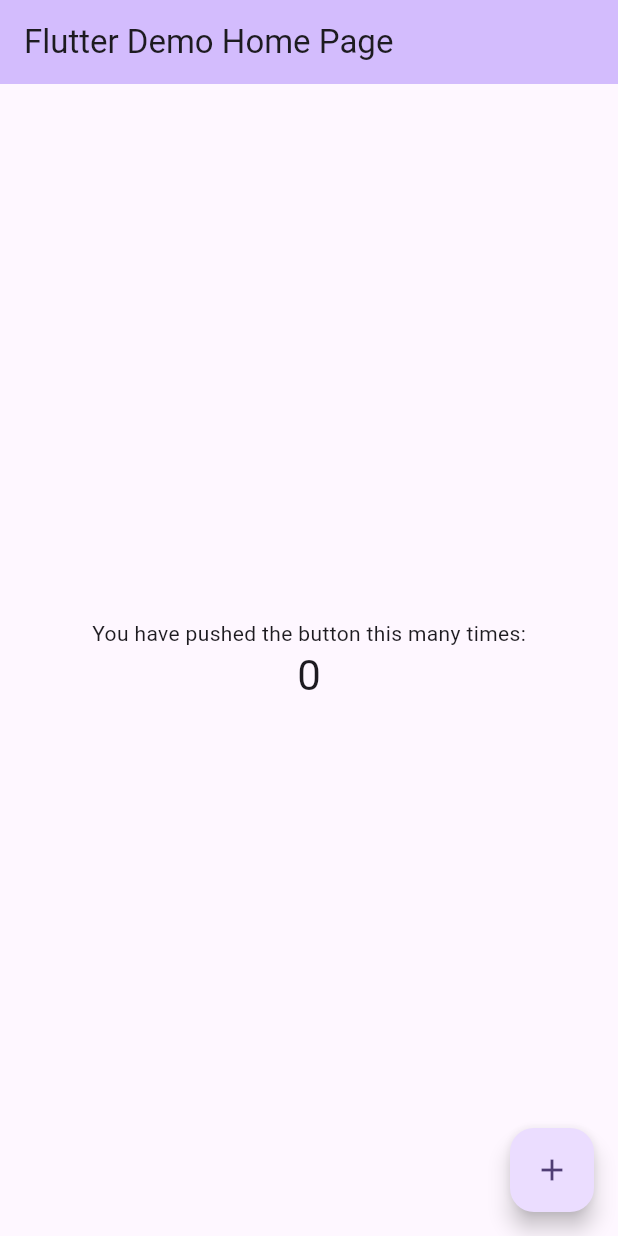
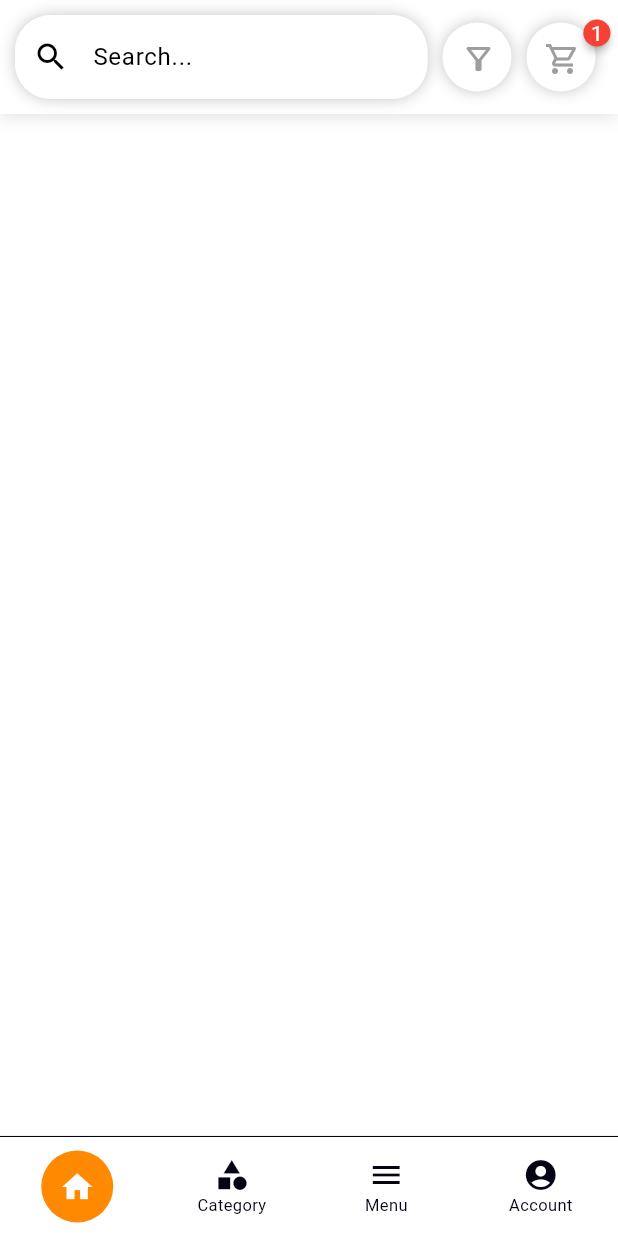
Before and after one commit to DucAnhSad/bookselling_quadat, a Flutter app: the screen it shows after launch, on a phone screen of 412 x 824 dp. Run offline on Flutter 3.47's test engine with Material 3 defaults, Android fonts, the phone set to English and light mode, and no system bars; drawn by our look-alikes of badges, flutter_snake_navigationbar; our stand-ins replace get.

Commit message:
add pages and footer + nav

```diff
--- /dev/null
+++ b/lib/component/main_header.dart
@@ -0,0 +1,105 @@
+import 'package:badges/badges.dart' as badges;
+import 'package:flutter/cupertino.dart';
+import 'package:flutter/material.dart';
+
+class MainHeader extends StatelessWidget {
+  const MainHeader({Key? key}) : super(key: key);
+
+  @override
+  Widget build(BuildContext context) {
+    return Container(
+      decoration: BoxDecoration(
+          color: Colors.white,
+          boxShadow: <BoxShadow>[
+            BoxShadow(
+                color: Colors.grey.withOpacity(0.4),
+                blurRadius: 10
+            )
+          ]
+      ),
+      padding: const EdgeInsets.all(10),
+      child: Row(
+        children: [
+          Expanded(child: Container(
+            decoration: BoxDecoration(
+                color: Colors.white,
+                borderRadius: const BorderRadius.all(
+                    Radius.circular(24)
+                ),
+                boxShadow: <BoxShadow>[
+                  BoxShadow(
+                      color: Colors.grey.withOpacity(0.6),
+                      offset: const Offset(0,0),
+                      blurRadius: 8
+                  )
+                ]
+            ),
+            child: TextField(
+              autofocus: false,
+              onSubmitted: (val){},
+              onChanged: (val){},
+              decoration: InputDecoration(
+                  contentPadding: const EdgeInsets.symmetric(
+                      horizontal: 14,
+                      vertical: 16
+                  ),
+                  fillColor: Colors.white,
+                  filled: true,
+                  border: OutlineInputBorder(
+                      borderRadius: BorderRadius.circular(24),
+                      borderSide: BorderSide.none
+                  ),
+                  hintText: "Search...",
+                  prefixIcon: const Icon(Icons.search)
+              ),
+            ),
+          )),
+          const SizedBox(width: 10),
+          Container(
+            height: 46,
+            width: 46,
+            decoration: BoxDecoration(
+                color: Colors.white,
+                shape: BoxShape.circle,
+                boxShadow: <BoxShadow>[
+                  BoxShadow(
+                      color: Colors.grey.withOpacity(0.6),
+                      blurRadius: 8
+                  )
+                ]
+            ),
+            padding: const EdgeInsets.all(12),
+            child: const Icon(Icons.filter_alt_outlined,
+              color: Colors.grey,),
+          ),
+          const SizedBox(width: 10),
+          badges.Badge(
+            badgeContent: const Text("1",
+              style: TextStyle(
+                  color: Colors.white
+              ),),
+            //badgeColor: Theme.of(context).primaryColor,
+            child: Container(
+              height: 46,
+              width: 46,
+              decoration: BoxDecoration(
+                  color: Colors.white,
+                  shape: BoxShape.circle,
+                  boxShadow: <BoxShadow>[
+                    BoxShadow(
+                        color: Colors.grey.withOpacity(0.6),
+                        blurRadius: 8
+                    )
+                  ]
+              ),
+              padding: const EdgeInsets.all(12),
+              child: const Icon(Icons.shopping_cart_outlined,
+                color: Colors.grey,),
+            ),
+          ),
+          const SizedBox(width: 5),
+        ],
+      ),
+    );
+  }
+}
--- /dev/null
+++ b/lib/controller/dashboard_controller.dart
@@ -0,0 +1,11 @@
+import 'package:get/get.dart';
+
+class DashboardController extends GetxController {
+  static DashboardController instance = Get.find();
+  var tabIndex = 0;
+
+  void updateIndex(int index){
+    tabIndex = index;
+    update();
+  }
+}
--- a/lib/main.dart
+++ b/lib/main.dart
@@ -1,125 +1,26 @@
+import 'package:bookselling_quadat/mainPage.dart';
+import 'package:bookselling_quadat/route/app_page.dart';
+import 'package:bookselling_quadat/route/app_route.dart';
+import 'package:bookselling_quadat/theme/app_theme.dart';
 import 'package:flutter/material.dart';
+import 'package:get/get.dart';
 
 void main() {
   runApp(const MyApp());
 }
 
 class MyApp extends StatelessWidget {
-  const MyApp({super.key});
+  const MyApp({Key? key}) : super(key: key);
 
   // This widget is the root of your application.
   @override
   Widget build(BuildContext context) {
-    return MaterialApp(
-      title: 'Flutter Demo',
-      theme: ThemeData(
-        // This is the theme of your application.
-        //
-        // TRY THIS: Try running your application with "flutter run". You'll see
-        // the application has a purple toolbar. Then, without quitting the app,
-        // try changing the seedColor in the colorScheme below to Colors.green
-        // and then invoke "hot reload" (save your changes or press the "hot
-        // reload" button in a Flutter-supported IDE, or press "r" if you used
-        // the command line to start the app).
-        //
-        // Notice that the counter didn't reset back to zero; the application
-        // state is not lost during the reload. To reset the state, use hot
-        // restart instead.
-        //
-        // This works for code too, not just values: Most code changes can be
-        // tested with just a hot reload.
-        colorScheme: ColorScheme.fromSeed(seedColor: Colors.deepPurple),
-        useMaterial3: true,
-      ),
-      home: const MyHomePage(title: 'Flutter Demo Home Page'),
+    return GetMaterialApp(
+      getPages: AppPage.list,
+      initialRoute: AppRoute.dashboard,
+      debugShowCheckedModeBanner: false,
+      theme: AppTheme.lightTheme,
+      themeMode: ThemeMode.light,
     );
   }
 }
-
-class MyHomePage extends StatefulWidget {
-  const MyHomePage({super.key, required this.title});
-
-  // This widget is the home page of your application. It is stateful, meaning
-  // that it has a State object (defined below) that contains fields that affect
-  // how it looks.
-
-  // This class is the configuration for the state. It holds the values (in this
-  // case the title) provided by the parent (in this case the App widget) and
-  // used by the build method of the State. Fields in a Widget subclass are
-  // always marked "final".
-
-  final String title;
-
-  @override
-  State<MyHomePage> createState() => _MyHomePageState();
-}
-
-class _MyHomePageState extends State<MyHomePage> {
-  int _counter = 0;
-
-  void _incrementCounter() {
-    setState(() {
-      // This call to setState tells the Flutter framework that something has
-      // changed in this State, which causes it to rerun the build method below
-      // so that the display can reflect the updated values. If we changed
-      // _counter without calling setState(), then the build method would not be
-      // called again, and so nothing would appear to happen.
-      _counter++;
-    });
-  }
-
-  @override
-  Widget build(BuildContext context) {
-    // This method is rerun every time setState is called, for instance as done
-    // by the _incrementCounter method above.
-    //
-    // The Flutter framework has been optimized to make rerunning build methods
-    // fast, so that you can just rebuild anything that needs updating rather
-    // than having to individually change instances of widgets.
-    return Scaffold(
-      appBar: AppBar(
-        // TRY THIS: Try changing the color here to a specific color (to
-        // Colors.amber, perhaps?) and trigger a hot reload to see the AppBar
-        // change color while the other colors stay the same.
-        backgroundColor: Theme.of(context).colorScheme.inversePrimary,
-        // Here we take the value from the MyHomePage object that was created by
-        // the App.build method, and use it to set our appbar title.
-        title: Text(widget.title),
-      ),
-      body: Center(
-        // Center is a layout widget. It takes a single child and positions it
-        // in the middle of the parent.
-        child: Column(
-          // Column is also a layout widget. It takes a list of children and
-          // arranges them vertically. By default, it sizes itself to fit its
-          // children horizontally, and tries to be as tall as its parent.
-          //
-          // Column has various properties to control how it sizes itself and
-          // how it positions its children. Here we use mainAxisAlignment to
-          // center the children vertically; the main axis here is the vertical
-          // axis because Columns are vertical (the cross axis would be
-          // horizontal).
-          //
-          // TRY THIS: Invoke "debug painting" (choose the "Toggle Debug Paint"
-          // action in the IDE, or press "p" in the console), to see the
-          // wireframe for each widget.
-          mainAxisAlignment: MainAxisAlignment.center,
-          children: <Widget>[
-            const Text(
-              'You have pushed the button this many times:',
-            ),
-            Text(
-              '$_counter',
-              style: Theme.of(context).textTheme.headlineMedium,
-            ),
-          ],
-        ),
-      ),
-      floatingActionButton: FloatingActionButton(
-        onPressed: _incrementCounter,
-        tooltip: 'Increment',
-        child: const Icon(Icons.add),
-      ), // This trailing comma makes auto-formatting nicer for build methods.
-    );
-  }
-}
--- /dev/null
+++ b/lib/mainPage.dart
@@ -0,0 +1,40 @@
+import 'package:flutter/material.dart';
+
+class MainPage extends StatefulWidget {
+  const MainPage({super.key});
+
+  @override
+  State<MainPage> createState() => _MainPageState();
+}
+
+class _MainPageState extends State<MainPage> {
+  @override
+  Widget build(BuildContext context) {
+    return Scaffold(
+      body: Container(
+
+        child: Container(
+          child: Row(
+            mainAxisAlignment: MainAxisAlignment.spaceBetween,
+            children: [
+              Column(
+                children: [
+                  Text("Hello"),
+                  Text("2")
+                ],
+              ),
+              Container(
+                width: 45,
+                height: 45,
+                decoration: BoxDecoration(
+                  borderRadius: BorderRadius.circular(15),
+                  color: Colors.blue,
+                ),
+              )
+            ],
+          ),
+        ),
+      ),
+    );
+  }
+}
--- /dev/null
+++ b/lib/route/app_page.dart
@@ -0,0 +1,14 @@
+import 'package:bookselling_quadat/view/dashboard/dashboard_binding.dart';
+import 'package:get/get.dart';
+import 'package:bookselling_quadat/route/app_route.dart';
+import 'package:bookselling_quadat/view/dashboard/dashboard_screen.dart';
+
+class AppPage{
+  static var list = [
+    GetPage(
+        name: AppRoute.dashboard,
+        page: () => const DashboardScreen(),
+        binding: DashboardBinding()
+    )
+  ];
+}
--- /dev/null
+++ b/lib/route/app_route.dart
@@ -0,0 +1,3 @@
+class AppRoute{
+  static const String dashboard = "/";
+}
--- /dev/null
+++ b/lib/theme/app_theme.dart
@@ -0,0 +1,38 @@
+import 'package:flutter/material.dart';
+import 'package:flutter/scheduler.dart';
+import 'package:flutter/services.dart';
+
+class AppTheme{
+  static Color lightBackgroundColor = const Color(0xfff2f2f2);
+  static Color lightPrimaryColor = const Color(0xffff8900);
+  static Color lightSecondaryColor = const Color(0xff040415);
+  static Color lightAccentColor = Colors.blueGrey.shade200;
+  static Color lightParticlesColor = const Color(0x44948282);
+  static Color lightTextColor = Colors.black54;
+
+  const AppTheme._();
+
+  static final lightTheme = ThemeData(
+      brightness: Brightness.light,
+      primaryColor: lightPrimaryColor,
+      backgroundColor: lightBackgroundColor,
+      visualDensity: VisualDensity.adaptivePlatformDensity,
+      appBarTheme: AppBarTheme(backgroundColor: lightPrimaryColor),
+      colorScheme: ColorScheme.light(secondary: lightSecondaryColor),
+      textButtonTheme: TextButtonThemeData(
+          style: TextButton.styleFrom(primary: lightBackgroundColor))
+  );
+
+  static Brightness get currentSystemBrightness =>
+      SchedulerBinding.instance!.window.platformBrightness;
+
+  static setStatusBarAndNavigationBarColors(ThemeMode themeMode) {
+    SystemChrome.setSystemUIOverlayStyle(SystemUiOverlayStyle(
+      statusBarColor: Colors.transparent,
+      statusBarIconBrightness: Brightness.light,
+      systemNavigationBarIconBrightness: Brightness.light,
+      systemNavigationBarColor: lightBackgroundColor,
+      systemNavigationBarDividerColor: Colors.transparent,
+    ));
+  }
+}
--- /dev/null
+++ b/lib/view/dashboard/dashboard_binding.dart
@@ -0,0 +1,9 @@
+import 'package:bookselling_quadat/controller/dashboard_controller.dart';
+import 'package:get/get.dart';
+
+class DashboardBinding extends Bindings {
+  @override
+  void dependencies() {
+    Get.put(DashboardController());
+  }
+}
--- /dev/null
+++ b/lib/view/dashboard/dashboard_screen.dart
@@ -0,0 +1,65 @@
+import 'package:bookselling_quadat/controller/dashboard_controller.dart';
+import 'package:bookselling_quadat/view/home/home_screen.dart';
+import 'package:flutter/material.dart';
+import 'package:flutter_snake_navigationbar/flutter_snake_navigationbar.dart';
+import 'package:get/get.dart';
+
+class DashboardScreen extends StatelessWidget{
+  const DashboardScreen({Key? key}) : super(key: key);
+
+  @override
+  Widget build(BuildContext context){
+    return GetBuilder<DashboardController>(
+      builder: (controller) => Scaffold(
+          body: SafeArea(
+            child: IndexedStack(
+              index: controller.tabIndex,
+              children: [
+                const HomeScreen(),
+                Container(
+                  color: Colors.red,
+                ),
+                Container(
+                  color: Colors.blue,
+                ),
+                Container(
+                  color: Colors.orange,
+                ),
+              ],
+            ),
+          ),
+          bottomNavigationBar: Container(
+            decoration: BoxDecoration(
+              color: Colors.white,
+              border: Border(
+                top: BorderSide(
+                  color: Theme.of(context).colorScheme.secondary,
+                  width: 0.7
+                )
+              )
+            ),
+            child: SnakeNavigationBar.color(
+              behaviour: SnakeBarBehaviour.floating,
+              snakeShape: SnakeShape.circle,
+              padding: const EdgeInsets.symmetric(vertical: 5),
+              unselectedLabelStyle: const TextStyle(fontSize: 11),
+              snakeViewColor: Theme.of(context).primaryColor,
+              unselectedItemColor: Theme.of(context).colorScheme.secondary,
+              showUnselectedLabels: true,
+              currentIndex: controller.tabIndex,
+              onTap: (val){
+                controller.updateIndex(val);
+              },
+              items: const [
+                BottomNavigationBarItem(icon: Icon(Icons.home), label: 'Home'),
+                BottomNavigationBarItem(icon: Icon(Icons.category), label: 'Category'),
+                BottomNavigationBarItem(icon: Icon(Icons.menu), label: 'Menu'),
+                BottomNavigationBarItem(icon: Icon(Icons.account_circle), label: 'Account')
+              ],
+            ),
+
+          ),
+        )
+    );
+  }
+}
--- /dev/null
+++ b/lib/view/home/home_screen.dart
@@ -0,0 +1,17 @@
+import 'package:bookselling_quadat/component/main_header.dart';
+import 'package:flutter/material.dart';
+
+class HomeScreen extends StatelessWidget {
+  const HomeScreen({Key? key}) : super(key: key);
+
+  @override
+  Widget build(BuildContext context) {
+    return SafeArea(
+        child: Column(
+          children: [
+            MainHeader()
+          ],
+        )
+    );
+  }
+}
--- a/pubspec.yaml
+++ b/pubspec.yaml
@@ -35,6 +35,10 @@ dependencies:
   # The following adds the Cupertino Icons font to your application.
   # Use with the CupertinoIcons class for iOS style icons.
   cupertino_icons: ^1.0.2
+
+  get: ^4.6.1
+  flutter_snake_navigationbar: ^0.6.1
+  badges: ^3.1.2
 
 dev_dependencies:
   flutter_test:
```
Also changed, not shown: pubspec.lock, 1 other file.
